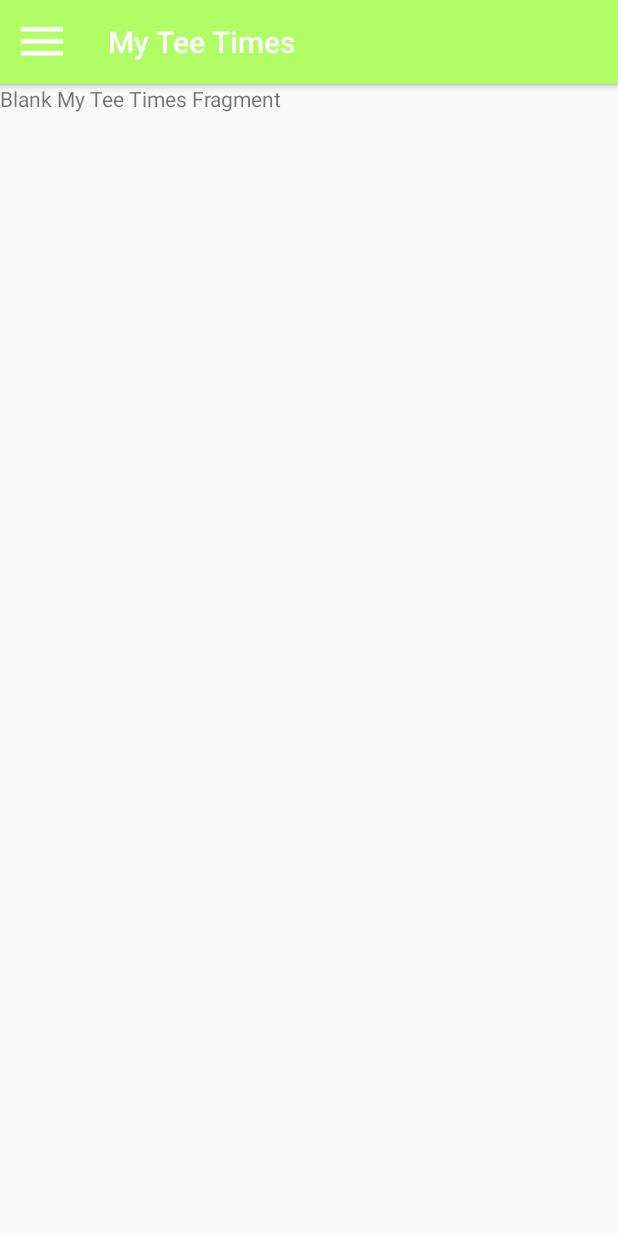
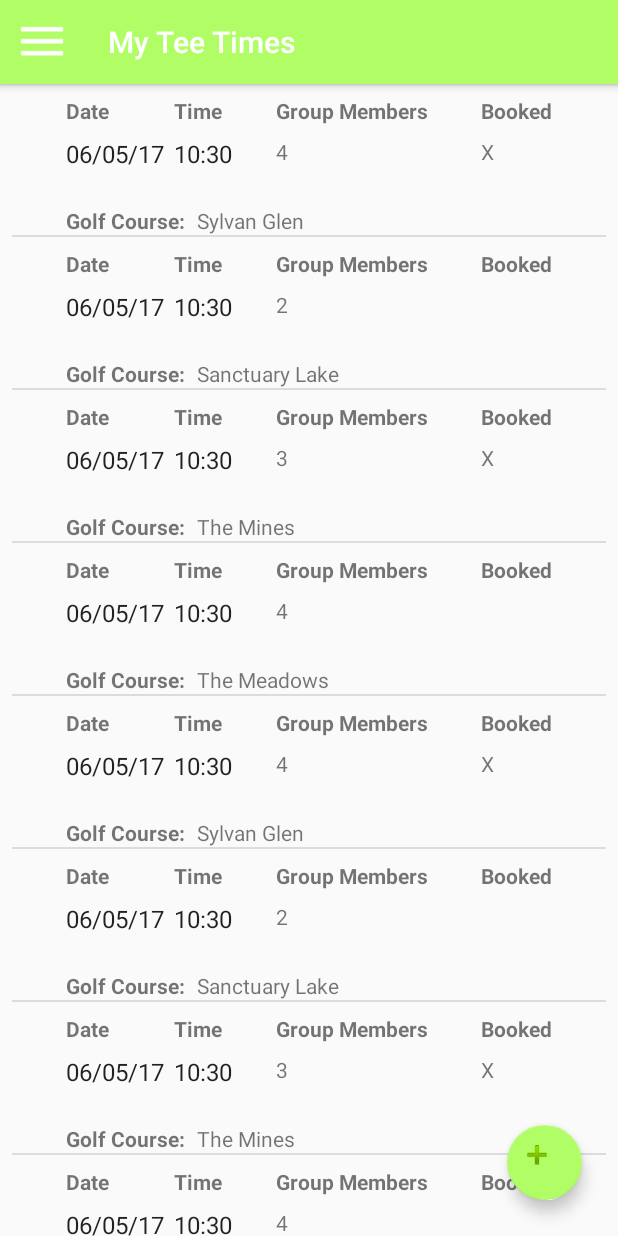
Before and after one commit to jdegrandchamp89/SocialGolf, an Android app: the NavDrawerActivity screen opened directly, with no data from a screen before it, in the side drawer, after a tap on "My Tee Times", on a phone screen of 412 x 824 dp. Run offline under Robolectric (Android 15) with nearby library versions, the phone set to English and light mode, and no system bars.

Commit message:
Add Recycler View to Tee Times Page

```diff
--- a/app/build.gradle
+++ b/app/build.gradle
@@ -35,5 +35,6 @@ dependencies {
     compile 'com.android.support:design:25.3.1'
     compile 'com.android.support.constraint:constraint-layout:1.0.2'
     compile 'com.android.support:support-v4:25.3.1'
+    compile 'com.android.support:recyclerview-v7:25.3.1'
     testCompile 'junit:junit:4.12'
 }
--- a/app/src/main/java/com/example/john/socialgolf/NavDrawerActivity.java
+++ b/app/src/main/java/com/example/john/socialgolf/NavDrawerActivity.java
@@ -16,6 +16,8 @@ import android.support.v7.widget.Toolbar;
 import android.view.Menu;
 import android.view.MenuItem;
 
+import com.example.john.socialgolf.dummy.TeeTimeContent;
+
 import layout.GolfBuddiesFragment;
 import layout.HomeFragment;
 import layout.MessagesFragment;
@@ -28,7 +30,8 @@ public class NavDrawerActivity extends AppCompatActivity
                     GolfBuddiesFragment.OnFragmentInteractionListener,
                     MyTeeTimesFragment.OnFragmentInteractionListener,
                     MessagesFragment.OnFragmentInteractionListener,
-                    SettingsFragment.OnFragmentInteractionListener{
+                    SettingsFragment.OnFragmentInteractionListener,
+                    TeeTimesFragment.OnListFragmentInteractionListener{
 
     private DrawerLayout drawer;
     private ActionBarDrawerToggle toggle;
@@ -183,4 +186,9 @@ public class NavDrawerActivity extends AppCompatActivity
     public void onFragmentInteraction(Uri uri) {
 
     }
+
+    @Override
+    public void onListFragmentInteraction(TeeTimeContent.TeeTimeItem item) {
+        System.out.println("Interact!");
+    }
 }
--- /dev/null
+++ b/app/src/main/java/com/example/john/socialgolf/TeeTimesFragment.java
@@ -0,0 +1,110 @@
+package com.example.john.socialgolf;
+
+import android.content.Context;
+import android.os.Bundle;
+import android.support.v4.app.Fragment;
+import android.support.v7.widget.DividerItemDecoration;
+import android.support.v7.widget.GridLayoutManager;
+import android.support.v7.widget.LinearLayoutManager;
+import android.support.v7.widget.RecyclerView;
+import android.view.LayoutInflater;
+import android.view.View;
+import android.view.ViewGroup;
+
+import com.example.john.socialgolf.dummy.TeeTimeContent;
+import com.example.john.socialgolf.dummy.TeeTimeContent.TeeTimeItem;
+
+/**
+ * A fragment representing a list of Items.
+ * <p/>
+ * Activities containing this fragment MUST implement the {@link OnListFragmentInteractionListener}
+ * interface.
+ */
+public class TeeTimesFragment extends Fragment {
+
+    // TODO: Customize parameter argument names
+    private static final String ARG_COLUMN_COUNT = "column-count";
+    // TODO: Customize parameters
+    private int mColumnCount = 1;
+    private OnListFragmentInteractionListener mListener;
+
+    /**
+     * Mandatory empty constructor for the fragment manager to instantiate the
+     * fragment (e.g. upon screen orientation changes).
+     */
+    public TeeTimesFragment() {
+    }
+
+    // TODO: Customize parameter initialization
+    public static TeeTimesFragment newInstance(int columnCount) {
+        TeeTimesFragment fragment = new TeeTimesFragment();
+        Bundle args = new Bundle();
+        args.putInt(ARG_COLUMN_COUNT, columnCount);
+        fragment.setArguments(args);
+        return fragment;
+    }
+
+    @Override
+    public void onCreate(Bundle savedInstanceState) {
+        super.onCreate(savedInstanceState);
+
+        if (getArguments() != null) {
+            mColumnCount = getArguments().getInt(ARG_COLUMN_COUNT);
+        }
+    }
+
+    @Override
+    public View onCreateView(LayoutInflater inflater, ViewGroup container,
+                             Bundle savedInstanceState) {
+        View view = inflater.inflate(R.layout.fragment_tee_times_list, container, false);
+
+        // Set the adapter
+        if (view instanceof RecyclerView) {
+            Context context = view.getContext();
+            RecyclerView recyclerView = (RecyclerView) view;
+            if (mColumnCount <= 1) {
+                recyclerView.setLayoutManager(new LinearLayoutManager(context));
+            } else {
+                recyclerView.setLayoutManager(new GridLayoutManager(context, mColumnCount));
+            }
+            recyclerView.setAdapter(new TeeTimesRecyclerViewAdapter(TeeTimeContent.ITEMS, mListener));
+
+            DividerItemDecoration did = new DividerItemDecoration(recyclerView.getContext(), DividerItemDecoration.VERTICAL);
+            recyclerView.addItemDecoration(did);
+        }
+        return view;
+    }
+
+
+    @Override
+    public void onAttach(Context context) {
+        super.onAttach(context);
+        if (context instanceof OnListFragmentInteractionListener) {
+            mListener = (OnListFragmentInteractionListener) context;
+        } else {
+            throw new RuntimeException(context.toString()
+                    + " must implement OnListFragmentInteractionListener");
+        }
+    }
+
+    @Override
+    public void onDetach() {
+        super.onDetach();
+        mListener = null;
+    }
+
+    /**
+     * This interface must be implemented by activities that contain this
+     * fragment to allow an interaction in this fragment to be communicated
+     * to the activity and potentially other fragments contained in that
+     * activity.
+     * <p/>
+     * See the Android Training lesson <a href=
+     * "http://developer.android.com/training/basics/fragments/communicating.html"
+     * >Communicating with Other Fragments</a> for more information.
+     */
+    public interface OnListFragmentInteractionListener {
+        // TODO: Update argument type and name
+        void onListFragmentInteraction(TeeTimeItem item);
+    }
+}
--- /dev/null
+++ b/app/src/main/java/com/example/john/socialgolf/TeeTimesRecyclerViewAdapter.java
@@ -0,0 +1,91 @@
+package com.example.john.socialgolf;
+
+import android.support.v7.widget.RecyclerView;
+import android.view.LayoutInflater;
+import android.view.View;
+import android.view.ViewGroup;
+import android.widget.TextView;
+
+import com.example.john.socialgolf.TeeTimesFragment.OnListFragmentInteractionListener;
+import com.example.john.socialgolf.dummy.TeeTimeContent.TeeTimeItem;
+
+import java.text.SimpleDateFormat;
+import java.util.List;
+
+/**
+ * {@link RecyclerView.Adapter} that can display a {@link TeeTimeItem} and makes a call to the
+ * specified {@link OnListFragmentInteractionListener}.
+ * TODO: Replace the implementation with code for your data type.
+ */
+public class TeeTimesRecyclerViewAdapter extends RecyclerView.Adapter<TeeTimesRecyclerViewAdapter.ViewHolder> {
+
+    private final List<TeeTimeItem> mValues;
+    private final OnListFragmentInteractionListener mListener;
+
+    public TeeTimesRecyclerViewAdapter(List<TeeTimeItem> items, OnListFragmentInteractionListener listener) {
+        mValues = items;
+        mListener = listener;
+    }
+
+    @Override
+    public ViewHolder onCreateViewHolder(ViewGroup parent, int viewType) {
+        View view = LayoutInflater.from(parent.getContext())
+                .inflate(R.layout.fragment_tee_times, parent, false);
+        return new ViewHolder(view);
+    }
+
+    @Override
+    public void onBindViewHolder(final ViewHolder holder, int position) {
+        holder.mItem = mValues.get(position);
+
+        SimpleDateFormat localDateFormat = new SimpleDateFormat("MM/dd/yy");
+        holder.mDateView.setText(localDateFormat.format(mValues.get(position).teeTimeDate));
+
+        holder.mTimeView.setText(mValues.get(position).teeTimeTime);
+        holder.mGroupMembers.setText(mValues.get(position).groupMembers.toString());
+        holder.mBooked.setText(mValues.get(position).booked);
+        holder.mCourse.setText(mValues.get(position).course);
+
+        holder.mView.setOnClickListener(new View.OnClickListener() {
+            @Override
+            public void onClick(View v) {
+                if (null != mListener) {
+                    // Notify the active callbacks interface (the activity, if the
+                    // fragment is attached to one) that an item has been selected.
+                    mListener.onListFragmentInteraction(holder.mItem);
+                }
+            }
+        });
+    }
+
+    @Override
+    public int getItemCount() {
+        return mValues.size();
+    }
+
+    public class ViewHolder extends RecyclerView.ViewHolder {
+        public final View mView;
+        public final TextView mDateView;
+        public final TextView mTimeView;
+        public final TextView mGroupMembers;
+        public final TextView mBooked;
+        public final TextView mCourse;
+
+        public TeeTimeItem mItem;
+
+        public ViewHolder(View view) {
+            super(view);
+            mView = view;
+            mDateView = (TextView) view.findViewById(R.id.date);
+            mTimeView = (TextView) view.findViewById(R.id.time);
+            mGroupMembers = (TextView) view.findViewById(R.id.groupMembers);
+            mBooked = (TextView) view.findViewById(R.id.booked);
+            mCourse = (TextView) view.findViewById(R.id.course);
+        }
+
+        @Override
+        public String toString() {
+            return super.toString() + " '" + mDateView.getText() + "'";
+        }
+    }
+}
--- /dev/null
+++ b/app/src/main/java/com/example/john/socialgolf/dummy/TeeTimeContent.java
@@ -0,0 +1,64 @@
+package com.example.john.socialgolf.dummy;
+
+import java.sql.Time;
+import java.text.SimpleDateFormat;
+import java.util.ArrayList;
+import java.util.Date;
+import java.util.HashMap;
+import java.util.List;
+import java.util.Map;
+
+/**
+ * Helper class for providing sample content for user interfaces created by
+ * Android template wizards.
+ * <p>
+ * TODO: Replace all uses of this class before publishing your app.
+ */
+public class TeeTimeContent {
+
+    public static final List<TeeTimeItem> ITEMS = new ArrayList<TeeTimeItem>();
+
+    public static void addItem(TeeTimeItem item) {
+        ITEMS.add(item);
+    }
+    static {
+        addItem(new TeeTimeItem(new Date(), 4, "X", "Sylvan Glen"));
+        addItem(new TeeTimeItem(new Date(), 2, " ", "Sanctuary Lake"));
+        addItem(new TeeTimeItem(new Date(), 3, "X", "The Mines"));
+        addItem(new TeeTimeItem(new Date(), 4, " ", "The Meadows"));
+        addItem(new TeeTimeItem(new Date(), 4, "X", "Sylvan Glen"));
+        addItem(new TeeTimeItem(new Date(), 2, " ", "Sanctuary Lake"));
+        addItem(new TeeTimeItem(new Date(), 3, "X", "The Mines"));
+        addItem(new TeeTimeItem(new Date(), 4, " ", "The Meadows"));
+        addItem(new TeeTimeItem(new Date(), 4, "X", "Sylvan Glen"));
+        addItem(new TeeTimeItem(new Date(), 2, " ", "Sanctuary Lake"));
+        addItem(new TeeTimeItem(new Date(), 3, "X", "The Mines"));
+        addItem(new TeeTimeItem(new Date(), 4, " ", "The Meadows"));
+    }
+
+    public static class TeeTimeItem {
+
+        public final Date teeTimeDate;
+        public final String teeTimeTime;
+        public final Integer groupMembers;
+        public final String booked;
+        public final String course;
+
+        public TeeTimeItem(Date teeTimeDate, Integer groupMembers, String booked, String course) {
+            this.teeTimeDate = teeTimeDate;
+
+            SimpleDateFormat localDateFormat = new SimpleDateFormat("HH:mm");
+            this.teeTimeTime = localDateFormat.format(teeTimeDate);
+
+            this.groupMembers = groupMembers;
+            this.booked = booked;
+            this.course = course;
+
+        }
+
+        @Override
+        public String toString() {return "(" + this.teeTimeDate + "," + this.teeTimeTime + ")";
+
+        }
+    }
+}
--- a/app/src/main/res/layout/fragment_my_tee_times.xml
+++ b/app/src/main/res/layout/fragment_my_tee_times.xml
@@ -1,13 +1,40 @@
-<FrameLayout xmlns:android="http://schemas.android.com/apk/res/android"
+<android.support.constraint.ConstraintLayout xmlns:android="http://schemas.android.com/apk/res/android"
+    xmlns:app="http://schemas.android.com/apk/res-auto"
     xmlns:tools="http://schemas.android.com/tools"
     android:layout_width="match_parent"
     android:layout_height="match_parent"
-    tools:context="layout.MyTeeTimesFragment">
+    android:orientation="vertical">
 
     <!-- TODO: Update blank fragment layout -->
-    <TextView
+
+    <fragment
+        android:id="@+id/fragment"
+        android:name="com.example.john.socialgolf.TeeTimesFragment"
         android:layout_width="match_parent"
         android:layout_height="match_parent"
-        android:text="@string/hello_my_tee_times" />
+        android:layout_marginBottom="0dp"
+        android:layout_marginEnd="8dp"
+        android:layout_marginLeft="0dp"
+        android:layout_marginRight="0dp"
+        android:layout_marginStart="8dp"
+        android:layout_marginTop="0dp"
+        app:layout_constraintBottom_toBottomOf="parent"
+        app:layout_constraintLeft_toLeftOf="parent"
+        app:layout_constraintRight_toRightOf="parent"
+        app:layout_constraintTop_toTopOf="parent"
+        app:layout_constraintVertical_bias="0.0" />
 
-</FrameLayout>
+    <android.support.design.widget.FloatingActionButton
+        android:id="@+id/floatingActionButton3"
+        android:layout_width="50dp"
+        android:layout_height="50dp"
+        android:layout_marginBottom="24dp"
+        android:layout_marginRight="24dp"
+        android:clickable="true"
+        app:backgroundTint="@color/colorPrimary"
+        app:fabSize="mini"
+        app:layout_constraintBottom_toBottomOf="parent"
+        app:layout_constraintRight_toRightOf="parent"
+        app:srcCompat="@android:drawable/ic_input_add" />
+
+</android.support.constraint.ConstraintLayout>
--- /dev/null
+++ b/app/src/main/res/layout/fragment_tee_times.xml
@@ -0,0 +1,114 @@
+<?xml version="1.0" encoding="utf-8"?>
+<android.support.constraint.ConstraintLayout xmlns:android="http://schemas.android.com/apk/res/android"
+    xmlns:app="http://schemas.android.com/apk/res-auto"
+    xmlns:tools="http://schemas.android.com/tools"
+    android:layout_width="match_parent"
+    android:layout_height="wrap_content"
+    android:orientation="vertical">
+
+    <TextView
+        android:id="@+id/dateLabel"
+        android:layout_width="wrap_content"
+        android:layout_height="wrap_content"
+        android:text="Date"
+        android:textStyle="bold"
+        app:layout_constraintHorizontal_chainStyle="spread"
+        app:layout_constraintLeft_toLeftOf="parent"
+        app:layout_constraintRight_toLeftOf="@+id/timeLabel"
+        app:layout_constraintTop_toTopOf="parent"
+        android:layout_marginTop="8dp"
+        android:layout_marginLeft="0dp" />
+
+    <TextView
+        android:id="@+id/timeLabel"
+        android:layout_width="wrap_content"
+        android:layout_height="wrap_content"
+        android:text="Time"
+        android:textStyle="bold"
+        app:layout_constraintLeft_toRightOf="@+id/dateLabel"
+        app:layout_constraintRight_toLeftOf="@+id/groupMembersLabel"
+        app:layout_constraintTop_toTopOf="parent"
+        android:layout_marginTop="8dp"
+        android:layout_marginLeft="8dp" />
+
+    <TextView
+        android:id="@+id/groupMembersLabel"
+        android:layout_width="wrap_content"
+        android:layout_height="wrap_content"
+        android:text="Group Members"
+        android:textStyle="bold"
+        app:layout_constraintLeft_toRightOf="@+id/timeLabel"
+        app:layout_constraintRight_toLeftOf="@+id/bookedLabel"
+        app:layout_constraintTop_toTopOf="parent"
+        android:layout_marginTop="8dp" />
+
+    <TextView
+        android:id="@+id/bookedLabel"
+        android:layout_width="wrap_content"
+        android:layout_height="wrap_content"
+        android:text="Booked"
+        android:textStyle="bold"
+        app:layout_constraintLeft_toRightOf="@+id/groupMembersLabel"
+        app:layout_constraintRight_toRightOf="parent"
+        app:layout_constraintTop_toTopOf="parent"
+        android:layout_marginTop="8dp" />
+
+    <TextView
+        android:id="@+id/date"
+        android:layout_width="wrap_content"
+        android:layout_height="wrap_content"
+        android:layout_marginLeft="0dp"
+        android:layout_marginTop="8dp"
+        android:textAppearance="?attr/textAppearanceListItem"
+        app:layout_constraintLeft_toLeftOf="@+id/dateLabel"
+        app:layout_constraintTop_toBottomOf="@+id/dateLabel" />
+
+    <TextView
+        android:id="@+id/time"
+        android:layout_width="wrap_content"
+        android:layout_height="wrap_content"
+        android:layout_marginLeft="0dp"
+        android:layout_marginTop="8dp"
+        android:textAppearance="?attr/textAppearanceListItem"
+        app:layout_constraintLeft_toLeftOf="@+id/timeLabel"
+        app:layout_constraintTop_toBottomOf="@+id/timeLabel" />
+
+    <TextView
+        android:id="@+id/groupMembers"
+        android:layout_width="wrap_content"
+        android:layout_height="wrap_content"
+        android:layout_marginLeft="0dp"
+        android:layout_marginTop="8dp"
+        app:layout_constraintLeft_toLeftOf="@+id/groupMembersLabel"
+        app:layout_constraintTop_toBottomOf="@+id/groupMembersLabel" />
+
+    <TextView
+        android:id="@+id/booked"
+        android:layout_width="wrap_content"
+        android:layout_height="wrap_content"
+        android:layout_marginLeft="0dp"
+        android:layout_marginTop="8dp"
+        app:layout_constraintLeft_toLeftOf="@+id/bookedLabel"
+        app:layout_constraintTop_toBottomOf="@+id/bookedLabel" />
+
+    <TextView
+        android:id="@+id/courseLabel"
+        android:layout_width="wrap_content"
+        android:layout_height="wrap_content"
+        android:layout_marginLeft="0dp"
+        android:text="Golf Course:"
+        android:textStyle="bold"
+        app:layout_constraintLeft_toLeftOf="@+id/date"
+        android:layout_marginTop="24dp"
+        app:layout_constraintTop_toBottomOf="@+id/date" />
+
+    <TextView
+        android:id="@+id/course"
+        android:layout_width="wrap_content"
+        android:layout_height="wrap_content"
+        android:layout_marginLeft="8dp"
+        android:layout_marginTop="0dp"
+        app:layout_constraintLeft_toRightOf="@+id/courseLabel"
+        app:layout_constraintTop_toTopOf="@+id/courseLabel" />
+
+</android.support.constraint.ConstraintLayout>
--- /dev/null
+++ b/app/src/main/res/layout/fragment_tee_times_list.xml
@@ -0,0 +1,13 @@
+<?xml version="1.0" encoding="utf-8"?>
+<android.support.v7.widget.RecyclerView xmlns:android="http://schemas.android.com/apk/res/android"
+    xmlns:app="http://schemas.android.com/apk/res-auto"
+    xmlns:tools="http://schemas.android.com/tools"
+    android:id="@+id/list"
+    android:name="com.example.john.socialgolf.TeeTimesFragment"
+    android:layout_width="match_parent"
+    android:layout_height="match_parent"
+    android:layout_marginLeft="16dp"
+    android:layout_marginRight="16dp"
+    app:layoutManager="LinearLayoutManager"
+    tools:context="com.example.john.socialgolf.TeeTimesFragment"
+    tools:listitem="@layout/fragment_tee_times" />
--- a/app/src/main/res/values/dimens.xml
+++ b/app/src/main/res/values/dimens.xml
@@ -5,4 +5,5 @@
     <dimen name="fab_margin">16dp</dimen>
     <dimen name="nav_header_vertical_spacing">16dp</dimen>
     <dimen name="nav_header_height">160dp</dimen>
+    <dimen name="text_margin">16dp</dimen>
 </resources>
```
